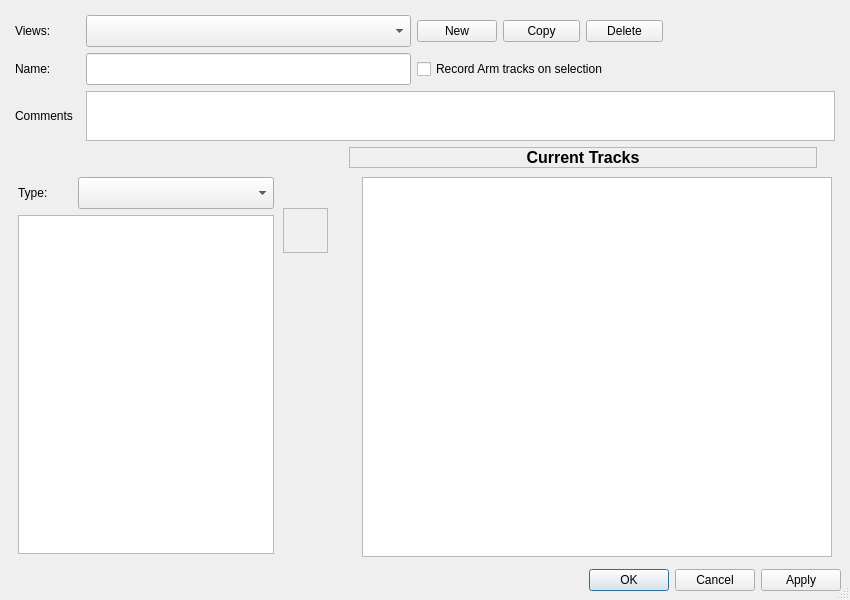
Old version of the form oom/widgets/trackvieweditorbase.ui in the repository ccherrett/oom.
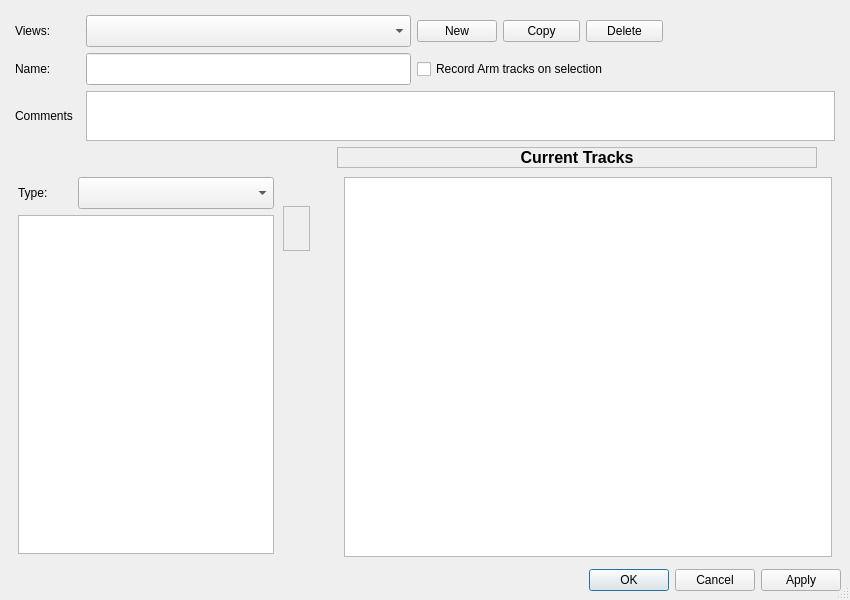
New version of the form.

```diff
--- a/oom/widgets/trackvieweditorbase.ui
+++ b/oom/widgets/trackvieweditorbase.ui
@@ -306,7 +306,7 @@
        </property>
        <property name="sizeHint" stdset="0">
         <size>
-         <width>340</width>
+         <width>328</width>
          <height>2</height>
         </size>
        </property>
@@ -489,8 +489,8 @@
          </property>
          <property name="sizeHint" stdset="0">
           <size>
-           <width>20</width>
-           <height>40</height>
+           <width>2</width>
+           <height>38</height>
           </size>
          </property>
         </spacer>
@@ -504,6 +504,12 @@
           <enum>QFrame::Raised</enum>
          </property>
          <layout class="QVBoxLayout" name="verticalLayout_4">
+          <property name="leftMargin">
+           <number>0</number>
+          </property>
+          <property name="rightMargin">
+           <number>0</number>
+          </property>
           <item>
            <widget class="QToolButton" name="btnAdd">
             <property name="minimumSize">
@@ -545,7 +551,7 @@
          </property>
          <property name="sizeHint" stdset="0">
           <size>
-           <width>20</width>
+           <width>2</width>
            <height>40</height>
           </size>
          </property>
```
